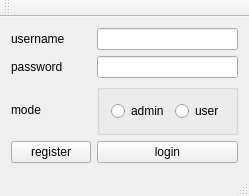
Old version of the form login.ui in the repository KyokaiNoKanata/TradingPlatform.
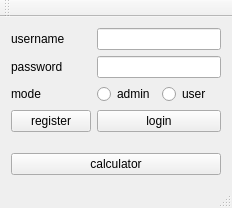
New version of the form.

Commit message: calculator and register

What changed in the file:
```diff
--- a/login.ui
+++ b/login.ui
@@ -6,15 +6,17 @@
    <rect>
     <x>0</x>
     <y>0</y>
-    <width>233</width>
-    <height>194</height>
+    <width>232</width>
+    <height>208</height>
    </rect>
   </property>
   <property name="windowTitle">
    <string>login</string>
   </property>
   <widget class="QWidget" name="centralWidget">
-   <layout class="QGridLayout" name="gridLayout">
+   <layout class="QVBoxLayout" name="verticalLayout">
+    <item>
+     <layout class="QFormLayout" name="formLayout">
     <item row="0" column="0">
      <widget class="QLabel" name="usernameLabel">
       <property name="text">
@@ -43,19 +45,15 @@
      </widget>
     </item>
     <item row="2" column="1">
-     <widget class="QGroupBox" name="groupBox">
-      <property name="title">
-       <string/>
-      </property>
-      <layout class="QFormLayout" name="formLayout_2">
-       <item row="0" column="0">
+       <layout class="QHBoxLayout" name="horizontalLayout">
+        <item>
         <widget class="QRadioButton" name="adminModeRadioButton">
          <property name="text">
           <string>admin</string>
          </property>
         </widget>
        </item>
-       <item row="0" column="1">
+        <item>
         <widget class="QRadioButton" name="userModeRadioButton">
          <property name="text">
           <string>user</string>
@@ -63,7 +61,6 @@
         </widget>
        </item>
       </layout>
-     </widget>
     </item>
     <item row="3" column="0">
      <widget class="QPushButton" name="registerButton">
@@ -80,6 +77,15 @@
      </widget>
     </item>
    </layout>
+    </item>
+    <item>
+     <widget class="QPushButton" name="calculatorPushButton">
+      <property name="text">
+       <string>calculator</string>
+      </property>
+     </widget>
+    </item>
+   </layout>
   </widget>
   <widget class="QMenuBar" name="menuBar">
    <property name="geometry">
```
Left out of the diff: 29 changed lines with no effect on the pictures. Lines whose indentation alone changed are shown as unchanged. The commit also changes 12 other files.
